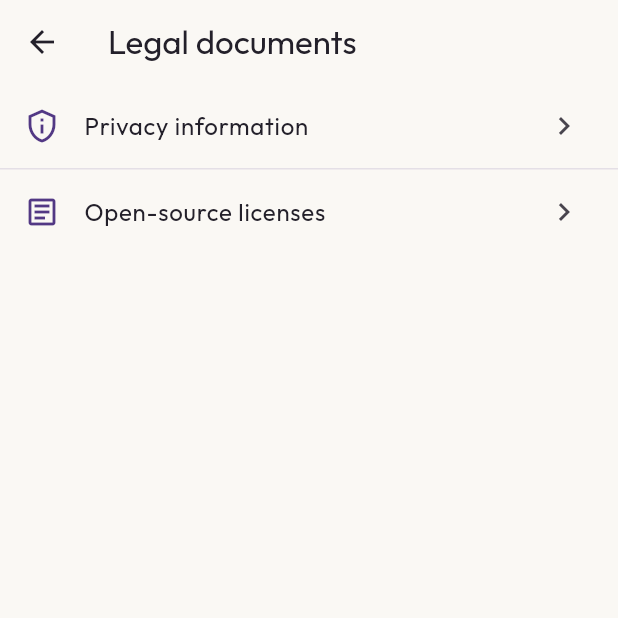
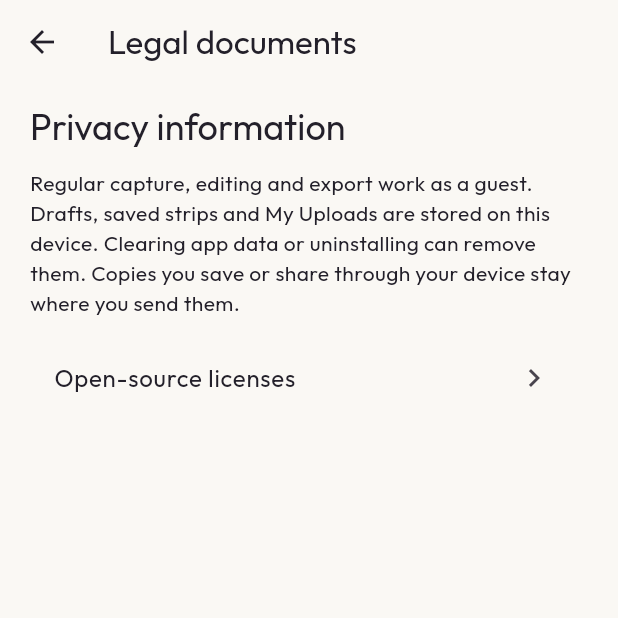
Before and after one commit to 0xYuuki/LumiBooth, a Flutter app: the BoothSettingsPage screen opened directly, after a tap on "Legal documents", on a phone screen of 412 x 824 dp, the top half of it. Run offline on Flutter 3.47's test engine with Material 3 defaults, Android fonts, the phone set to English and light mode, and no system bars; our stand-ins replace camera, flutter_secure_storage, image_picker, pdf, printing, share_plus and 2 more; missing offline and left inert: qr; accounts and stored records are empty.

Commit message:
Add guest-readable privacy information on web and mobile

```diff
--- a/lumibooth_mobile/lib/account_panel.dart
+++ b/lumibooth_mobile/lib/account_panel.dart
@@ -6,6 +6,7 @@ import 'package:supabase_flutter/supabase_flutter.dart';
 
 import 'cloud_backup.dart';
 import 'cloud_backup_page.dart';
+import 'legal_documents_page.dart';
 import 'online_booth.dart';
 
 enum _AccountMode { login, signup, forgot }
@@ -207,6 +208,12 @@ class _AccountPanelState extends State<AccountPanel> {
             ),
             const SizedBox(height: 16),
           ],
+          if (!signedIn && !recovery && _mode == _AccountMode.signup) ...[
+            const Text(
+              'We use your email to confirm your account and help you recover access.',
+            ),
+            const PrivacyInformationLink(),
+          ],
           FilledButton(
             onPressed: _busy
                 ? null
--- a/lumibooth_mobile/lib/booth.dart
+++ b/lumibooth_mobile/lib/booth.dart
@@ -9,6 +9,7 @@ import 'package:flutter/services.dart' show Clipboard, ClipboardData;
 import 'package:image_picker/image_picker.dart';
 import 'package:share_plus/share_plus.dart';
 
+import 'legal_documents_page.dart';
 import 'local_draft.dart';
 import 'custom_uploads.dart';
 import 'my_uploads_page.dart';
@@ -1519,6 +1520,7 @@ class _SessionPageState extends State<_SessionPage>
       context: context,
       builder: (dialog) => AlertDialog(
         title: Text(print ? 'Print with QR' : 'Share with QR'),
+        scrollable: true,
         content: Column(
           mainAxisSize: MainAxisSize.min,
           children: [
@@ -1528,8 +1530,11 @@ class _SessionPageState extends State<_SessionPage>
               'Upload your individual photos and finished strip'
               '${_motionGifs.isNotEmpty ? ', including the animated GIF,' : ''} through '
               '${MaterialLocalizations.of(dialog).formatShortDate(DateTime.now().add(const Duration(days: 90)))}. '
-              'Anyone with the code can view and download these files.',
+              'Anyone with the code or link can download these files. '
+              'A revoked gallery link stops opening. Recipients keep copies '
+              'they already downloaded.',
             ),
+            const PrivacyInformationLink(),
           ],
         ),
         actions: [
--- a/lumibooth_mobile/lib/cloud_backup_page.dart
+++ b/lumibooth_mobile/lib/cloud_backup_page.dart
@@ -8,6 +8,7 @@ import 'backup_archive.dart';
 import 'cloud_backup.dart';
 import 'cloud_upload_backup.dart';
 import 'custom_uploads.dart';
+import 'legal_documents_page.dart';
 import 'online_booth.dart';
 import 'saved_works.dart';
 import 'upload_backup_archive.dart';
@@ -319,6 +320,7 @@ class _CloudBackupPageState extends State<CloudBackupPage> {
                   Text(
                     'Backups are private to $_email. Only selected ${widget.uploads ? 'stickers and backgrounds' : 'strips'} are uploaded after confirmation. Restoring adds a local copy.',
                   ),
+                  const PrivacyInformationLink(),
                   if (_loading) const LinearProgressIndicator(),
                   if (_loadError != null) ...[
                     Text(_loadError!),
--- /dev/null
+++ b/lumibooth_mobile/lib/legal_documents_page.dart
@@ -0,0 +1,131 @@
+import 'package:flutter/material.dart';
+import 'package:url_launcher/url_launcher.dart';
+
+import 'cloud_backup.dart';
+import 'online_booth.dart';
+
+Uri? _publishedDocument(String value) {
+  final uri = Uri.tryParse(value);
+  return uri != null &&
+          uri.scheme == 'https' &&
+          uri.host.isNotEmpty &&
+          uri.userInfo.isEmpty
+      ? uri
+      : null;
+}
+
+final _privacyUrl = _publishedDocument(
+  const String.fromEnvironment('LUMI_PRIVACY_URL'),
+);
+final _termsUrl = _publishedDocument(
+  const String.fromEnvironment('LUMI_TERMS_URL'),
+);
+
+void openPrivacyInformation(BuildContext context) {
+  Navigator.of(
+    context,
+  ).push<void>(MaterialPageRoute(builder: (_) => const LegalDocumentsPage()));
+}
+
+class PrivacyInformationLink extends StatelessWidget {
+  const PrivacyInformationLink({super.key});
+
+  @override
+  Widget build(BuildContext context) => TextButton(
+    onPressed: () => openPrivacyInformation(context),
+    child: const Text('Privacy information'),
+  );
+}
+
+class LegalDocumentsPage extends StatelessWidget {
+  const LegalDocumentsPage({super.key});
+
+  Future<void> _open(BuildContext context, Uri url) async {
+    try {
+      if (await launchUrl(url, mode: LaunchMode.externalApplication)) return;
+    } catch (_) {
+      // Treat launcher errors the same as an unavailable browser.
+    }
+    if (!context.mounted) return;
+    ScaffoldMessenger.of(context).showSnackBar(
+      const SnackBar(content: Text('Could not open this document. Try again.')),
+    );
+  }
+
+  @override
+  Widget build(BuildContext context) => Scaffold(
+    appBar: AppBar(title: const Text('Legal documents')),
+    body: SafeArea(
+      child: ListView(
+        padding: const EdgeInsets.symmetric(horizontal: 20, vertical: 12),
+        children: [
+          Text(
+            'Privacy information',
+            style: Theme.of(context).textTheme.headlineSmall,
+          ),
+          const SizedBox(height: 12),
+          const Text(
+            'Regular capture, editing and export work as a guest. Drafts, '
+            'saved strips and My Uploads are stored on this device. Clearing '
+            'app data or uninstalling can remove them. Copies you save or share '
+            'through your device stay where you send them.',
+          ),
+          if (OnlineBooth.accountAuth != null) ...[
+            const SizedBox(height: 12),
+            const Text(
+              'An optional account uses your email for sign-in, confirmation '
+              'and password recovery. Signing in keeps existing files on this '
+              'device unless you choose to share or back them up.',
+            ),
+          ],
+          if (CloudBackup.enabled) ...[
+            const SizedBox(height: 12),
+            const Text(
+              'Private cloud backups contain only the strips or uploads you '
+              'select and confirm. A saved strip backup can include source '
+              'photos and editing files. Deleting a cloud backup keeps local '
+              'copies, and deleting a local copy keeps its cloud backup.',
+            ),
+          ],
+          if (OnlineBooth.printEnabled) ...[
+            const SizedBox(height: 12),
+            const Text(
+              'QR galleries upload the selected photos, finished strip and any '
+              'included GIF. Anyone with the code or link can download them. '
+              'Links expire after 90 days and can be revoked sooner.',
+            ),
+          ],
+          if (OnlineBooth.remoteEnabled) ...[
+            const SizedBox(height: 12),
+            const Text(
+              'Booth with a friend uploads paired photos and the finished '
+              'strip for the two participants. Room links expire after one hour.',
+            ),
+          ],
+          const SizedBox(height: 12),
+          if (_privacyUrl case final url?)
+            ListTile(
+              title: const Text('Privacy Policy'),
+              trailing: const Icon(Icons.open_in_new),
+              onTap: () => _open(context, url),
+            ),
+          if (_termsUrl case final url?)
+            ListTile(
+              title: const Text('Terms of Use'),
+              trailing: const Icon(Icons.open_in_new),
+              onTap: () => _open(context, url),
+            ),
+          ListTile(
+            title: const Text('Open-source licenses'),
+            trailing: const Icon(Icons.chevron_right),
+            onTap: () => showLicensePage(
+              context: context,
+              applicationName: 'LumiBooth',
+              applicationVersion: '0.1.0',
+            ),
+          ),
+        ],
+      ),
+    ),
+  );
+}
--- a/lumibooth_mobile/lib/settings_page.dart
+++ b/lumibooth_mobile/lib/settings_page.dart
@@ -2,6 +2,7 @@ import 'package:flutter/material.dart';
 
 import 'booth.dart';
 import 'feedback_page.dart';
+import 'legal_documents_page.dart';
 
 /// Clears only transient Flutter image decoding/rendering caches.
 Future<void> confirmClearImageCache(BuildContext context) async {
@@ -31,62 +32,6 @@ Future<void> confirmClearImageCache(BuildContext context) async {
   ScaffoldMessenger.of(context).showSnackBar(
     const SnackBar(content: Text('Temporary image cache cleared')),
   );
-}
-
-/// Legal information currently available inside the app.
-///
-/// Formal Privacy Policy and Terms documents are not shipped by this build;
-/// do not present an explanatory notice as a published legal agreement.
-class LegalDocumentsPage extends StatelessWidget {
-  const LegalDocumentsPage({super.key});
-
-  @override
-  Widget build(BuildContext context) {
-    return Scaffold(
-      backgroundColor: paper,
-      appBar: AppBar(title: const Text('Legal documents')),
-      body: SafeArea(
-        child: ListView(
-          children: [
-            ListTile(
-              leading: const Icon(Icons.privacy_tip_outlined, color: purple),
-              title: const Text('Privacy information'),
-              trailing: const Icon(Icons.chevron_right),
-              onTap: () => showDialog<void>(
-                context: context,
-                builder: (dialogContext) => AlertDialog(
-                  title: const Text('Privacy information'),
-                  content: const Text(
-                    'Standard photo booth images are processed on your device '
-                    'unless you choose to upload or share them. '
-                    'Remote Booth uploads photos for the shared session. '
-                    'This notice is not a formal Privacy Policy.',
-                  ),
-                  actions: [
-                    TextButton(
-                      onPressed: () => Navigator.of(dialogContext).pop(),
-                      child: const Text('Close'),
-                    ),
-                  ],
-                ),
-              ),
-            ),
-            const Divider(height: 1, color: line),
-            ListTile(
-              leading: const Icon(Icons.article_outlined, color: purple),
-              title: const Text('Open-source licenses'),
-              trailing: const Icon(Icons.chevron_right),
-              onTap: () => showLicensePage(
-                context: context,
-                applicationName: 'LumiBooth',
-                applicationVersion: '0.1.0',
-              ),
-            ),
-          ],
-        ),
-      ),
-    );
-  }
 }
 
 /// Minimal app information with a usable feedback destination.
@@ -162,11 +107,7 @@ class BoothSettingsPage extends StatelessWidget {
             leading: const Icon(Icons.description_outlined, color: purple),
             title: const Text('Legal documents'),
             trailing: const Icon(Icons.chevron_right),
-            onTap: () => Navigator.of(context).push(
-              MaterialPageRoute<void>(
-                builder: (_) => const LegalDocumentsPage(),
-              ),
-            ),
+            onTap: () => openPrivacyInformation(context),
           ),
           ListTile(
             leading: const Icon(
```
Also changed, not shown: lumibooth_mobile/lib/me_page.dart (+2 -5 lines), 11 other files.
